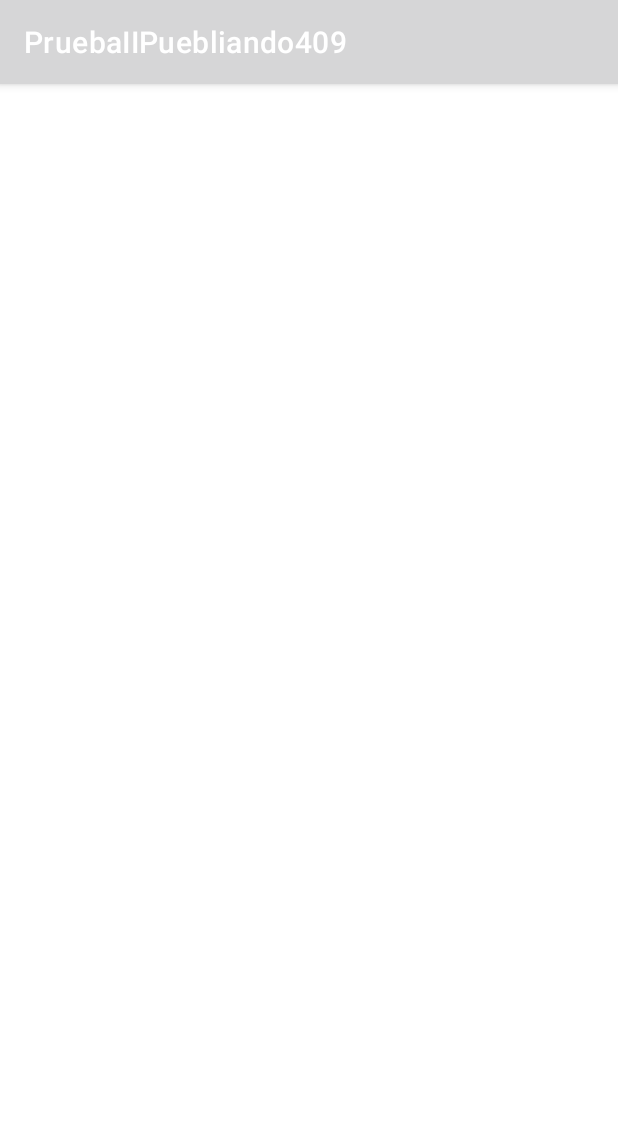
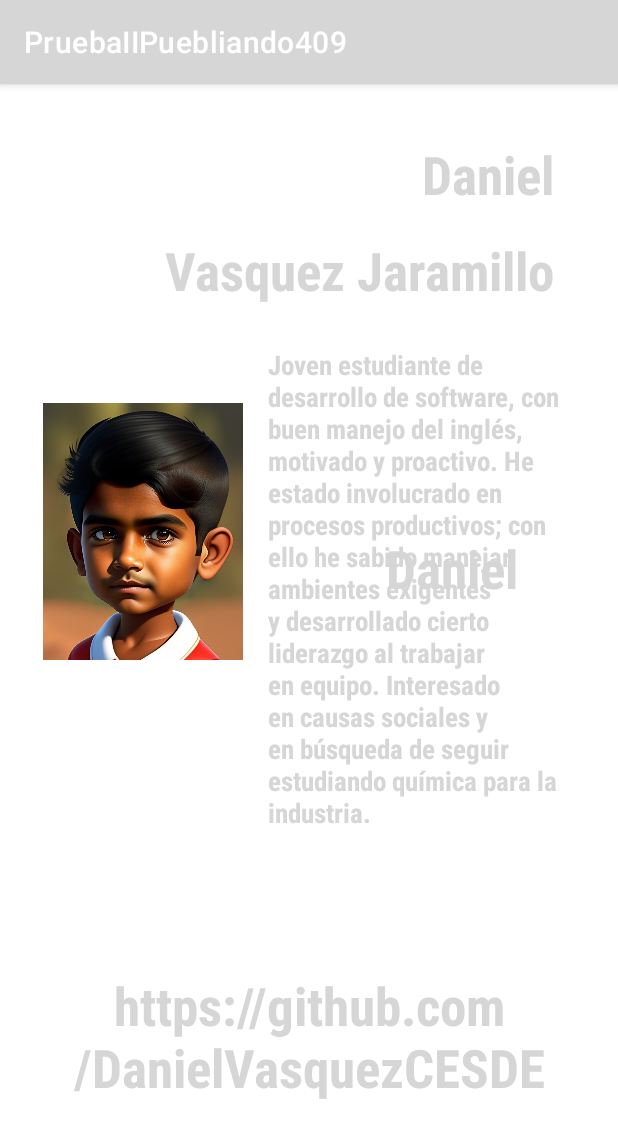
Before and after one commit to DanielVasquezCESDE/PuebliandoII409, an Android app: the AboutUs screen opened directly, with no data from a screen before it, on a phone screen of 412 x 824 dp. Shown: the top 1138 px of the screen. Run offline under Robolectric (Android 15) with nearby library versions, the phone set to English and light mode, and no system bars.

Commit message:
Se cambia código java para cambiar de idiomas, se empieza diseño de Acerca de

```diff
--- a/app/src/main/java/com/example/pruebaiipuebliando409/Home.java
+++ b/app/src/main/java/com/example/pruebaiipuebliando409/Home.java
@@ -7,6 +7,7 @@ import android.content.IntentFilter;
 import android.content.pm.LabeledIntent;
 import android.content.res.Configuration;
 import android.os.Bundle;
+import android.os.LocaleList;
 import android.view.Menu;
 import android.view.MenuItem;
 import android.view.View;
@@ -75,8 +76,20 @@ public class Home extends AppCompatActivity {
 
     }
 
+    public void cambiarIdioma(String idioma) {
+        //Set phone's language by default:
+        Locale language = new Locale(idioma);
+        Locale.setDefault(language);
+
+        //Configuramos de manera global el dispositivo, primero se busca entre los recursos del teléfono:
+        Configuration ConfigTel = getResources().getConfiguration();
+        ConfigTel.locale = language;
+
+        //Se ejecuta la configuración:
+        getBaseContext().getResources().updateConfiguration(ConfigTel,getBaseContext().getResources().getDisplayMetrics());
+    }
+
     //Para inflar o hacer aparecer menú
-
     public boolean onCreateOptionsMenu(Menu menujava){
         getMenuInflater().inflate(R.menu.menuidiomas,menujava);
         return true;
@@ -88,10 +101,22 @@ public class Home extends AppCompatActivity {
         int itemSeleccionado = itemsjava.getItemId();
         switch (itemSeleccionado) {
             case(R.id.Op1Esp):
+                this.cambiarIdioma("es");
+                //Quiero refrescar, lo que quiere decir que quiero estar en el mismo Home, pero del otro idioma:
+                Intent intentSpanish = new Intent(Home.this,Home.class);
+                startActivity(intentSpanish);
                 break;
             case(R.id.Op2Eng):
+                this.cambiarIdioma("en");
+                //Quiero refrescar, lo que quiere decir que quiero estar en el mismo Home, pero del otro idioma:
+                Intent intentIngles = new Intent(Home.this,Home.class);
+                startActivity(intentIngles);
                 break;
             case(R.id.Op3Por):
+                this.cambiarIdioma("pt");
+                //Quiero refrescar, lo que quiere decir que quiero estar en el mismo Home, pero del otro idioma:
+                Intent intentPortguese = new Intent(Home.this,Home.class);
+                startActivity(intentPortguese);
                 break;
             case(R.id.About):
                 Intent intentAboutUs = new Intent(Home.this,AboutUs.class);
--- a/app/src/main/res/layout/activity_about_us.xml
+++ b/app/src/main/res/layout/activity_about_us.xml
@@ -6,4 +6,107 @@
     android:layout_height="match_parent"
     tools:context=".AboutUs">
 
+    <TextView
+        android:id="@+id/apellidodesarrolla"
+        android:layout_width="wrap_content"
+        android:layout_height="wrap_content"
+        android:fontFamily="sans-serif-condensed-medium"
+        android:text="Vasquez Jaramillo"
+        android:textColor="@color/black"
+        android:textSize="35dp"
+        android:textStyle="bold"
+
+
+        app:layout_constraintBottom_toBottomOf="parent"
+        app:layout_constraintEnd_toEndOf="parent"
+        app:layout_constraintHorizontal_bias="0.723"
+        app:layout_constraintStart_toStartOf="parent"
+        app:layout_constraintTop_toTopOf="parent"
+        app:layout_constraintVertical_bias="0.14" />
+
+    <TextView
+        android:id="@+id/nombredesarrolla"
+        android:layout_width="wrap_content"
+        android:layout_height="wrap_content"
+        android:fontFamily="sans-serif-condensed-medium"
+        android:text="Daniel"
+        android:textColor="@color/black"
+        android:textSize="35dp"
+        android:textStyle="bold"
+
+
+        app:layout_constraintBottom_toBottomOf="parent"
+        app:layout_constraintEnd_toEndOf="parent"
+        app:layout_constraintHorizontal_bias="0.869"
+        app:layout_constraintStart_toStartOf="parent"
+        app:layout_constraintTop_toTopOf="parent"
+        app:layout_constraintVertical_bias="0.051" />
+
+    <ImageView
+        android:id="@+id/perfildesarrolla"
+        android:layout_width="133dp"
+        android:layout_height="266dp"
+        android:src="@drawable/fotoperfil"
+        app:layout_constraintBottom_toBottomOf="parent"
+        app:layout_constraintEnd_toEndOf="parent"
+        app:layout_constraintHorizontal_bias="0.104"
+        app:layout_constraintStart_toStartOf="parent"
+        app:layout_constraintTop_toTopOf="parent"
+        app:layout_constraintVertical_bias="0.329" />
+
+    <TextView
+        android:id="@+id/reseniadesarrolla"
+        android:layout_width="wrap_content"
+        android:layout_height="wrap_content"
+        android:fontFamily="sans-serif-condensed-medium"
+        android:text="Daniel"
+        android:textColor="@color/black"
+        android:textSize="35dp"
+        android:textStyle="bold"
+
+
+        app:layout_constraintBottom_toBottomOf="parent"
+        app:layout_constraintEnd_toEndOf="parent"
+        app:layout_constraintHorizontal_bias="0.795"
+        app:layout_constraintStart_toStartOf="parent"
+        app:layout_constraintTop_toTopOf="parent"
+        app:layout_constraintVertical_bias="0.415" />
+
+    <TextView
+        android:id="@+id/correodesarrolla"
+        android:layout_width="200dp"
+        android:layout_height="wrap_content"
+        android:fontFamily="sans-serif-condensed-medium"
+        android:text="@string/reseniaperfil"
+        android:textColor="@color/black"
+        android:textSize="18dp"
+        android:textStyle="bold"
+
+
+        app:layout_constraintBottom_toBottomOf="parent"
+        app:layout_constraintEnd_toEndOf="parent"
+        app:layout_constraintHorizontal_bias="0.843"
+        app:layout_constraintStart_toStartOf="parent"
+        app:layout_constraintTop_toTopOf="parent"
+        app:layout_constraintVertical_bias="0.393" />
+
+    <TextView
+        android:id="@+id/usuariogithub"
+        android:layout_width="wrap_content"
+        android:layout_height="wrap_content"
+        android:fontFamily="sans-serif-condensed-medium"
+        android:text="https://github.com/DanielVasquezCESDE"
+        android:textColor="@color/black"
+        android:textSize="35dp"
+        android:textStyle="bold"
+        android:textAlignment="center"
+
+
+        app:layout_constraintBottom_toBottomOf="parent"
+        app:layout_constraintEnd_toEndOf="parent"
+        app:layout_constraintHorizontal_bias="1.0"
+        app:layout_constraintStart_toStartOf="parent"
+        app:layout_constraintTop_toTopOf="parent"
+        app:layout_constraintVertical_bias="0.869" />
+
 </androidx.constraintlayout.widget.ConstraintLayout>
--- a/app/src/main/res/values/strings.xml
+++ b/app/src/main/res/values/strings.xml
@@ -32,4 +32,6 @@
     <string name="botonlogin">Ingresar</string>
 
     <string name="bienvenidoc">Buenas de nuevo,</string>
+
+    <string name="reseniaperfil">Joven estudiante de desarrollo de software, con buen manejo del inglés, motivado y proactivo. He estado involucrado en procesos productivos; con ello he sabido manejar ambientes exigentes y desarrollado cierto liderazgo al trabajar en equipo. Interesado en causas sociales y en búsqueda de seguir estudiando química para la industria.</string>
 </resources>
```
Also changed, not shown: app/src/main/res/drawable/fotoperfil.png (added), 2 other files.
